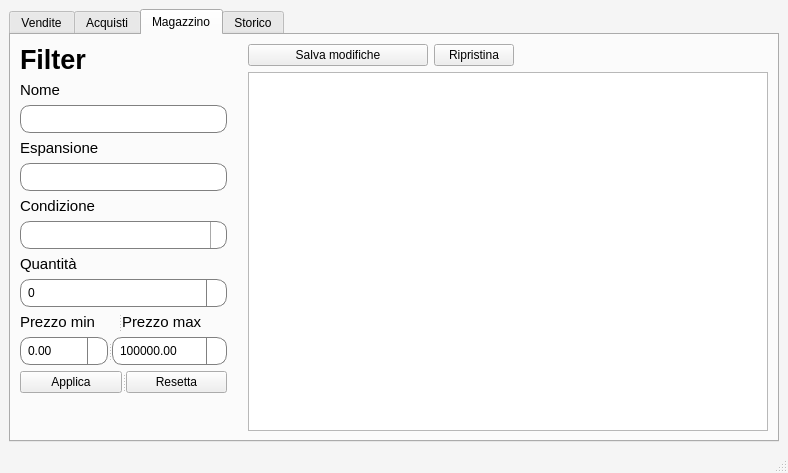
The window that main.ui (salvogalati/pokemon-card-sales-manager) describes before a commit, drawn with Qt 5.
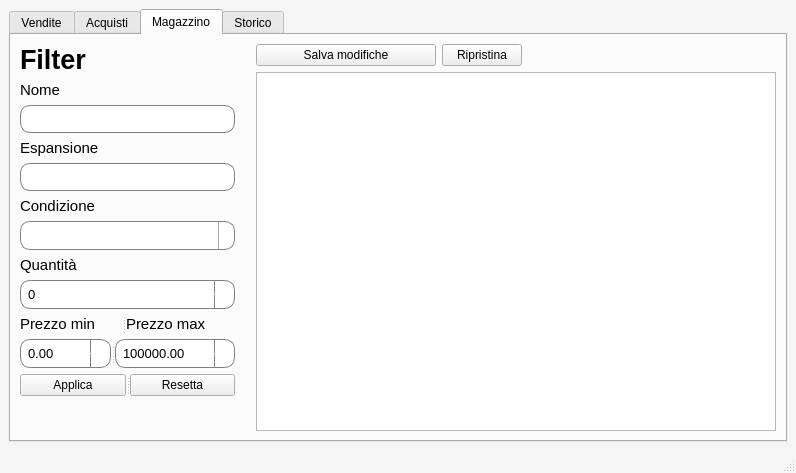
The same window after the commit. The open tabs and pages were chosen to show the change. Icons and pictures are not drawn.

```diff
--- a/main.ui
+++ b/main.ui
@@ -564,6 +564,11 @@
                 <height>16777215</height>
                </size>
               </property>
+              <property name="font">
+               <font>
+                <pointsize>10</pointsize>
+               </font>
+              </property>
               <property name="styleSheet">
                <string notr="true">QComboBox {
     border: 1px solid gray;
@@ -634,6 +639,11 @@
                 <height>16777215</height>
                </size>
               </property>
+              <property name="font">
+               <font>
+                <pointsize>10</pointsize>
+               </font>
+              </property>
               <property name="styleSheet">
                <string notr="true">QSpinBox {
     border: 1px solid gray;
@@ -737,6 +747,11 @@
                   <height>16777215</height>
                  </size>
                 </property>
+                <property name="font">
+                 <font>
+                  <pointsize>10</pointsize>
+                 </font>
+                </property>
                 <property name="styleSheet">
                  <string notr="true">QDoubleSpinBox {
     border: 1px solid gray;
@@ -788,6 +803,11 @@
                   <height>16777215</height>
                  </size>
                 </property>
+                <property name="font">
+                 <font>
+                  <pointsize>10</pointsize>
+                 </font>
+                </property>
                 <property name="styleSheet">
                  <string notr="true">QDoubleSpinBox {
     border: 1px solid gray;
@@ -970,6 +990,9 @@
             <property name="sortingEnabled">
              <bool>true</bool>
             </property>
+            <property name="cornerButtonEnabled">
+             <bool>false</bool>
+            </property>
            </widget>
           </item>
          </layout>
```
Left out of the diff: 32 changed lines with no effect on the pictures.
